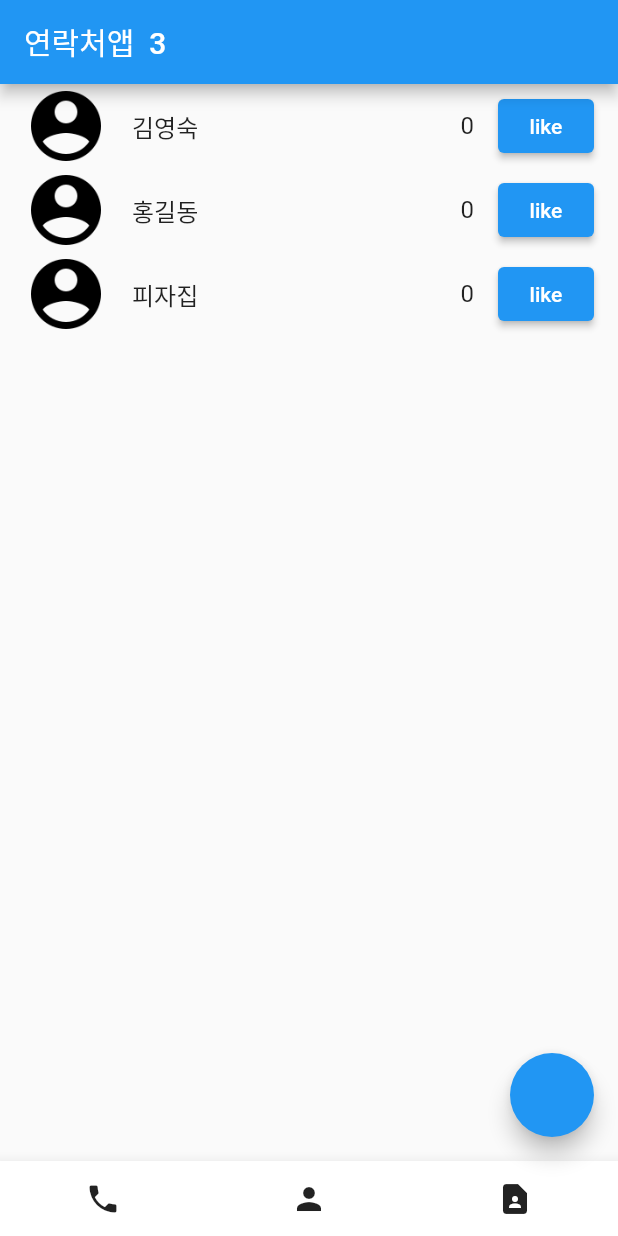
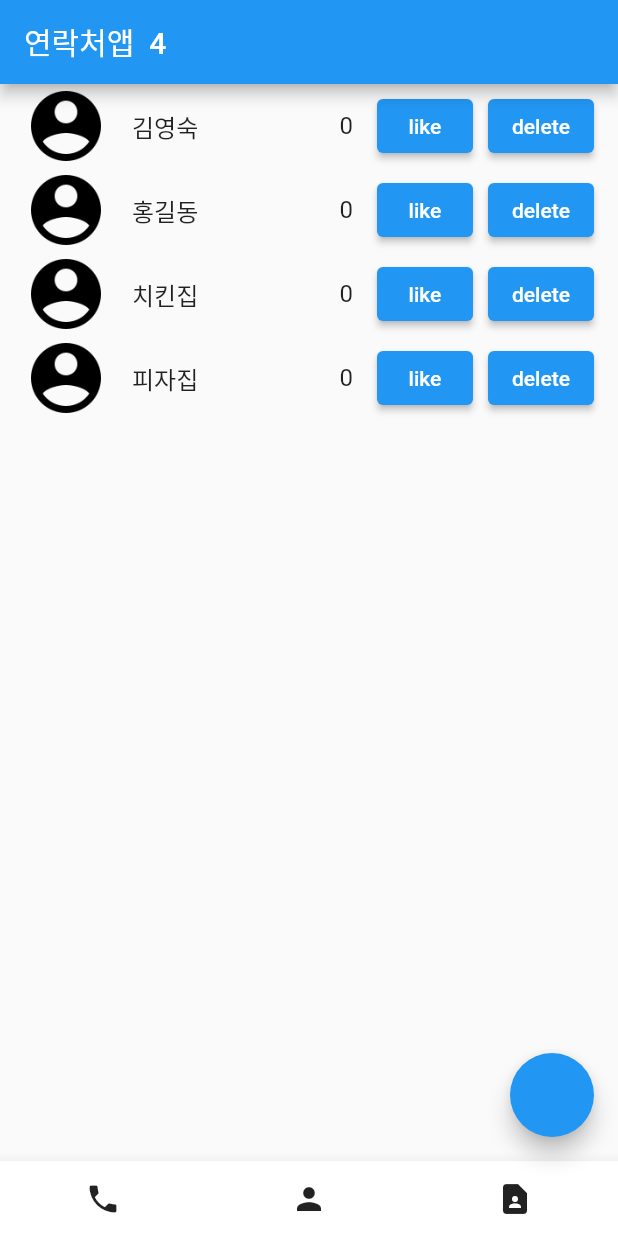
Before and after one commit to jjyoon-dev/contact_app, a Flutter app: the screen it shows after launch, on a phone screen of 412 x 824 dp. Run offline on Flutter 3.47's test engine with Material 2 defaults, Android fonts, the phone set to English and light mode, and no system bars.

Commit message:
1. addfriend <- 이전 숙제. 2. name list 변경 list<map> 3. addNewName 구문 수정 4. like 클릭기능 구문 수정 5. delete 기능 추가.

```diff
--- a/lib/addfriend.dart
+++ b/lib/addfriend.dart
@@ -48,7 +48,6 @@ class _MyAppState extends State<MyApp> {
       ),
       appBar: AppBar(
         title: Text('연락처앱  ' + friend.toString()),
-
       ),
       body: ListView.builder(
         itemCount: name.length,
--- a/lib/main.dart
+++ b/lib/main.dart
@@ -13,24 +13,26 @@ class MyApp extends StatefulWidget {
 }
 
 class _MyAppState extends State<MyApp> {
-  var friend = 3;
-  var name = ['김영숙', '홍길동', '피자집'];
-  var like = [0, 0, 0];
+  // var friend = 3;
+  // var name = [['김영숙', 0], ['홍길동', 0], ['피자집', 0], ['김철수', 1]];
+  List<Map> name = [
+    {'name' : '김영숙', 'like' : 0},
+    {'name' : '홍길동', 'like' : 0},
+    {'name' : '치킨집', 'like' : 0},
+    {'name' : '피자집', 'like' : 0},
+  ];
+
+  // var like = [0, 0, 0];
   var inputName = '';
-
-  addOne(){
-    setState((){
-      friend++;
-    });
-  }
 
   addNewName(inputName){
     setState((){
       if (inputName == '') {
         return;
       } else {
-        name.add(inputName);
-        like.add(0);
+        name.add(
+          {"name" : inputName, "like" : 0,}
+        );
         Navigator.of(context).pop();
       }
     });
@@ -43,16 +45,15 @@ class _MyAppState extends State<MyApp> {
       floatingActionButton: FloatingActionButton(
         onPressed: () {
           print(name);
-          addOne;
           showDialog(
               context: context,
               builder: (context) {
-                return DialogUI(addOne : addOne, addNewName : addNewName,);
+                return DialogUI(addNewName : addNewName,);
               });
         },
       ),
       appBar: AppBar(
-        title: Text('연락처앱  ' + friend.toString()),
+        title: Text('연락처앱  ' + name.length.toString()),
 
       ),
       body: ListView.builder(
@@ -63,18 +64,33 @@ class _MyAppState extends State<MyApp> {
             title: Row(
               mainAxisAlignment: MainAxisAlignment.spaceBetween,
               children: [
-                Text(name[i]),
-                Text(like[i].toString()),
+                Text(name[i]['name'].toString()),
+                Text(name[i]['like'].toString()),
               ],
             ),
-            trailing: ElevatedButton(
+            trailing: Wrap(
+              spacing: 10,
+              children: [
+                ElevatedButton(
                   child: Text('like'),
                   onPressed: () {
                     setState(() {
-                  like[i]++;
+                      name[i]['like'] = (name[i]['like'] as int) + 1;
                     });
                   },
                 ),
+                ElevatedButton(
+                  child: Text('delete'),
+                  onPressed: () {
+                    setState(() {
+                      name.removeAt(i);
+                      print(name);
+                    });
+                  },
+                ),
+              ],
+            )
+
           );
         },
       ),
@@ -97,8 +113,7 @@ class _MyAppState extends State<MyApp> {
 
 // DialogUI
 class DialogUI extends StatelessWidget {
-  DialogUI({Key? key, this.addOne, this.addNewName,}) : super(key: key);
-  final addOne;
+  DialogUI({Key? key, this.addNewName,}) : super(key: key);
   final addNewName;
   var inputData = TextEditingController();
   var inputNewName = '';
@@ -147,7 +162,6 @@ class DialogUI extends StatelessWidget {
                           child: TextButton(
                             onPressed: () {
                               addNewName(inputNewName);
-                              addOne();
                               // Navigator.of(context).pop();
                             },
                             child: Text("완료"),
```
Lines whose indentation alone changed are shown as unchanged.
